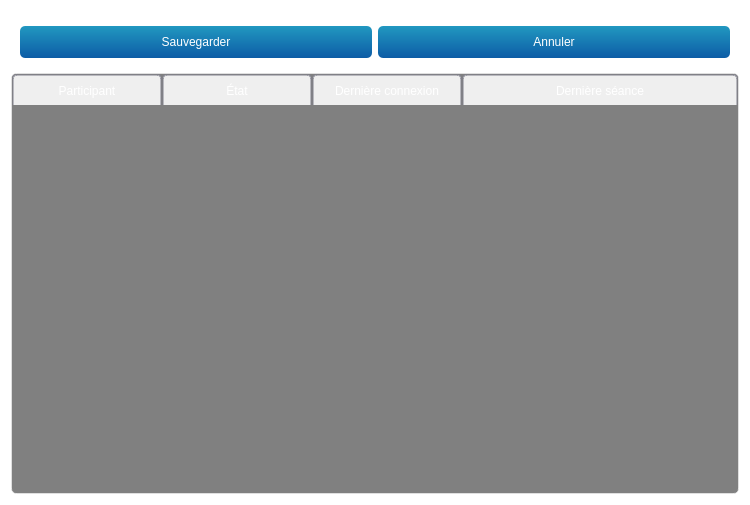
The window that teraplus/client/src/editors/GroupWidget.ui (introlab/opentera) describes before a commit, drawn with Qt 5.
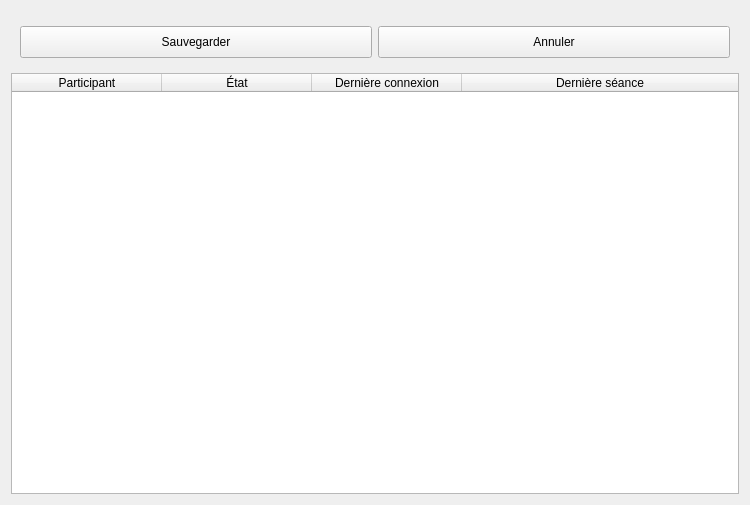
The same window after the commit. Icons and pictures are not drawn. Custom widgets are drawn as their Qt base class.

The edit to the form file:
```diff
--- a/teraplus/client/src/editors/GroupWidget.ui
+++ b/teraplus/client/src/editors/GroupWidget.ui
@@ -14,7 +14,8 @@
    <string>Form</string>
   </property>
   <property name="styleSheet">
-   <string notr="true">QPushButton#btnConnect{background-color:rgb(80,180,80)}
+   <string notr="true">/*
+QPushButton#btnConnect{background-color:rgb(80,180,80)}
 QWidget{background-color: rgba(0,0,0,0);color:white;border-radius:5px}
 QWidget#mainWidget{background-color:rgba(128,128,128,25%);}
 QWidget#frmProfile,QWidget#pageProfile{background-color:rgba(108,8,156,25%);}
@@ -72,23 +73,18 @@
 QWidget#lineBoth{background-color:rgb(255,0,255);}
 
 
-QTabWidget::pane { /* The tab widget frame */
-	/*background-color:  rgba(0,128,200,30%);*/
-	/* background: qlineargradient(x1: 0, y1: 0, x2: 0, y2: 1,
-                                 stop: 0  rgba(0,128,200,50%), 
-								stop: 0.5  rgba(0,128,200,25%)
-								stop: 1.0  rgba(0,128,200,25%));*/
+QTabWidget::pane { 
+	
 	background-color: rgba(128,128,140,25%);
 	border-radius: 5px;
     border: 2px solid rgba(128,128,140,50%);
  }
 
  QTabWidget::tab-bar {
-     left: 5px; /* move to the right by 5px */
+     left: 5px; 
  }
 
-/* Style the tab using the tab sub-control. Note that
-     it reads QTabBar _not_ QTabWidget */
+
  QTabBar::tab,QTableWidget::tab,QHeaderView::section {
      background: qlineargradient(x1: 0, y1: 0, x2: 0, y2: 1,
                                  stop: 0  rgba(128,128,140,50%),  stop: 1.0  rgba(128,128,140,25%));
@@ -101,20 +97,20 @@
  }
 
  QTabBar::tab:selected, QTabBar::tab:hover {
-/*     background-color: rgba(0,128,200,70%);*/
+
 background: qlineargradient(x1: 0, y1: 0, x2: 0, y2: 1,
                                  stop: 0  rgba(128,128,140,70%),  stop: 1.0  rgba(128,128,140,50%));
  }
 
  QTabBar::tab:selected {
      border-color:rgba(128,128,140,60%);
-     border-bottom-color:rgba(128,128,140,60%); /* same as pane color */
+     border-bottom-color:rgba(128,128,140,60%); 
  }
 
  QTabBar::tab:!selected {
-     margin-top: 2px; /* make non-selected tabs look smaller */
+     margin-top: 2px; 
  }
-
+*/
 
 </string>
   </property>
```
Left out of the diff: 3 changed lines with no effect on the pictures.
